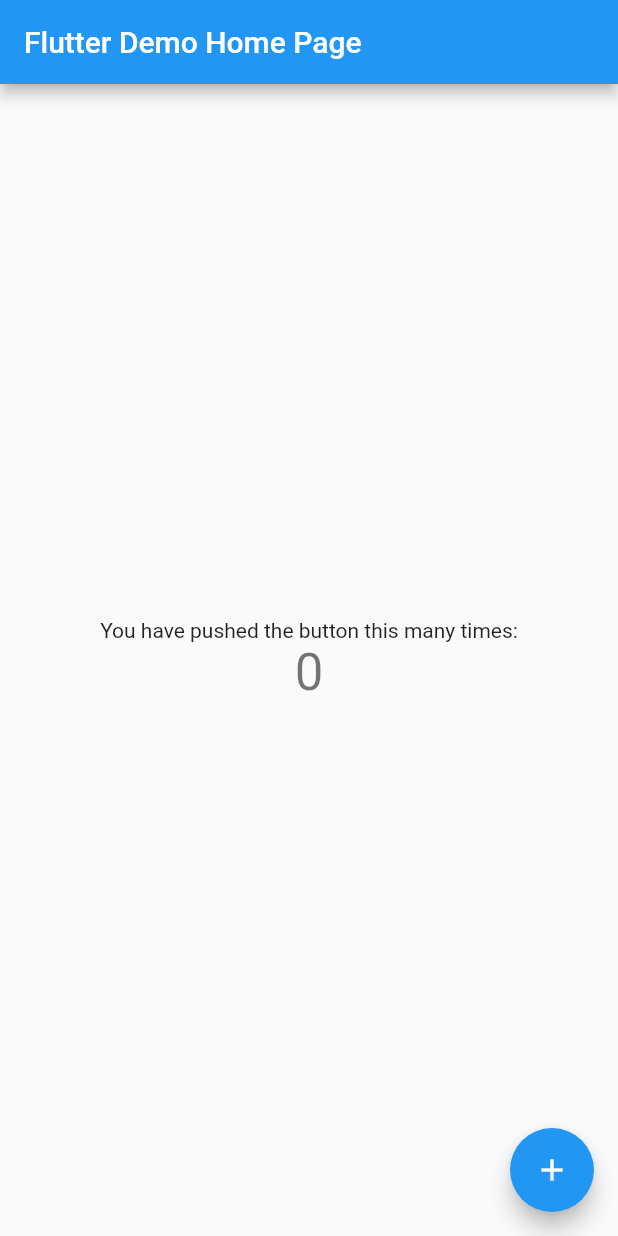
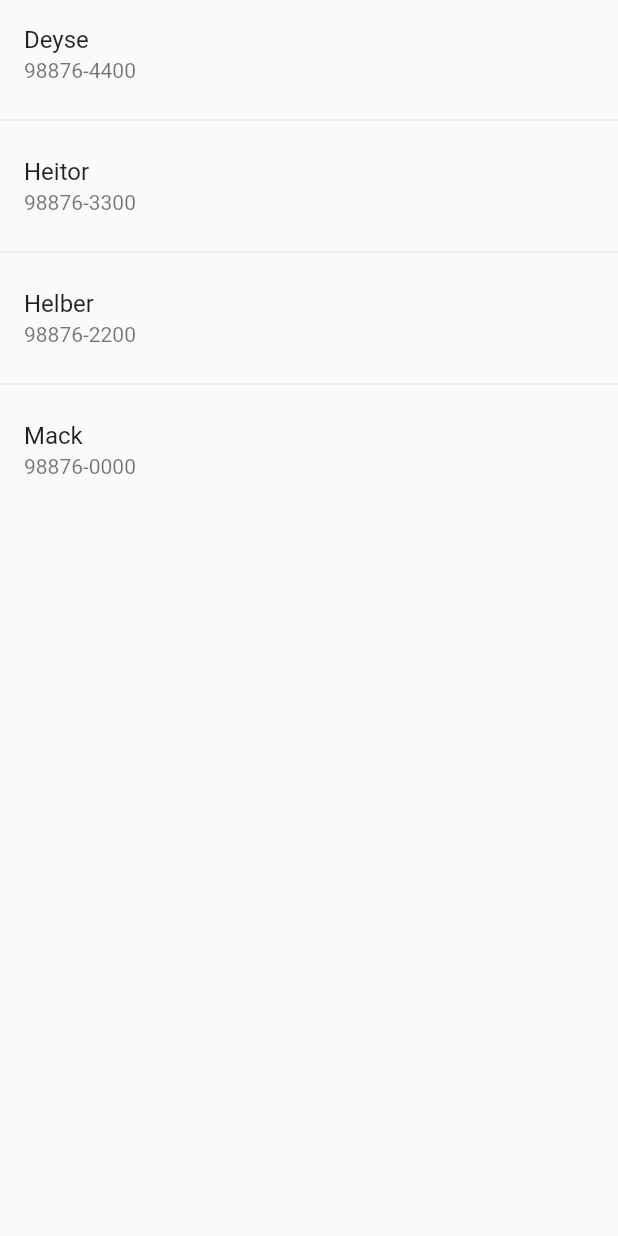
Before and after one commit to Helber-steck/listagem, a Flutter app: the screen it shows after launch, on a phone screen of 412 x 824 dp. Run offline on Flutter 3.47's test engine with Material 2 defaults, Android fonts, the phone set to English and light mode, and no system bars.

Commit message:
Adicionando lista

```diff
--- a/lib/main.dart
+++ b/lib/main.dart
@@ -48,68 +48,51 @@ class MyHomePage extends StatefulWidget {
 }
 
 class _MyHomePageState extends State<MyHomePage> {
-  int _counter = 0;
 
-  void _incrementCounter() {
-    setState(() {
-      // This call to setState tells the Flutter framework that something has
-      // changed in this State, which causes it to rerun the build method below
-      // so that the display can reflect the updated values. If we changed
-      // _counter without calling setState(), then the build method would not be
-      // called again, and so nothing would appear to happen.
-      _counter++;
-    });
+  List<Contato> contatos =[];
+
+  @override
+   void initState() {
+    super.initState();
+    contatos.add(Contato(
+         nome: "Helber", telefone: "98876-2200", tipo: ContatoType.TRABALHO));
+
+    contatos.add(Contato(
+         nome: "Deyse", telefone: "98876-4400", tipo: ContatoType.CELULAR));
+
+    contatos.add(Contato(
+         nome: "Heitor", telefone: "98876-3300", tipo: ContatoType.FAVORITO));
+
+    contatos.add(Contato(
+         nome: "Mack", telefone: "98876-0000", tipo: ContatoType.CASA));
+        contatos.sort((a,b) => a.nome.compareTo(b.nome));
   }
 
   @override
   Widget build(BuildContext context) {
-    // This method is rerun every time setState is called, for instance as done
-    // by the _incrementCounter method above.
-    //
-    // The Flutter framework has been optimized to make rerunning build methods
-    // fast, so that you can just rebuild anything that needs updating rather
-    // than having to individually change instances of widgets.
+
     return Scaffold(
-      appBar: AppBar(
-        // Here we take the value from the MyHomePage object that was created by
-        // the App.build method, and use it to set our appbar title.
-        title: Text(widget.title),
-      ),
-      body: Center(
-        // Center is a layout widget. It takes a single child and positions it
-        // in the middle of the parent.
-        child: Column(
-          // Column is also a layout widget. It takes a list of children and
-          // arranges them vertically. By default, it sizes itself to fit its
-          // children horizontally, and tries to be as tall as its parent.
-          //
-          // Invoke "debug painting" (press "p" in the console, choose the
-          // "Toggle Debug Paint" action from the Flutter Inspector in Android
-          // Studio, or the "Toggle Debug Paint" command in Visual Studio Code)
-          // to see the wireframe for each widget.
-          //
-          // Column has various properties to control how it sizes itself and
-          // how it positions its children. Here we use mainAxisAlignment to
-          // center the children vertically; the main axis here is the vertical
-          // axis because Columns are vertical (the cross axis would be
-          // horizontal).
-          mainAxisAlignment: MainAxisAlignment.center,
-          children: <Widget>[
-            const Text(
-              'You have pushed the button this many times:',
-            ),
-            Text(
-              '$_counter',
-              style: Theme.of(context).textTheme.headline4,
-            ),
-          ],
-        ),
-      ),
-      floatingActionButton: FloatingActionButton(
-        onPressed: _incrementCounter,
-        tooltip: 'Increment',
-        child: const Icon(Icons.add),
-      ), // This trailing comma makes auto-formatting nicer for build methods.
-    );
-  }
+        body: ListView.separated(
+            itemBuilder: (context, index) {
+              var contato = contatos[index];
+              return ListTile (
+                title: Text(contato.nome),
+                subtitle: Text (contato.telefone),
+              );
+            },
+            separatorBuilder:(context, index)=>Divider(),
+            itemCount: contatos.length));
+    }
 }
+
+
+class Contato {
+  final String nome;
+  final String telefone;
+  final ContatoType tipo;
+
+  Contato({required this.nome, required this.telefone, required this.tipo});
+}
+
+
+enum ContatoType {CELULAR, TRABALHO, FAVORITO, CASA}
```
